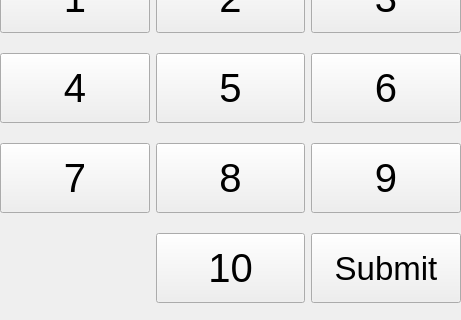
Above: umati/UmatiMathTaskView.ui from kheimerl/umati before the change; both pictures show x 0 to 461 and y 281 to 601 of the 461 by 601 pixel window. Below: the same form after it.
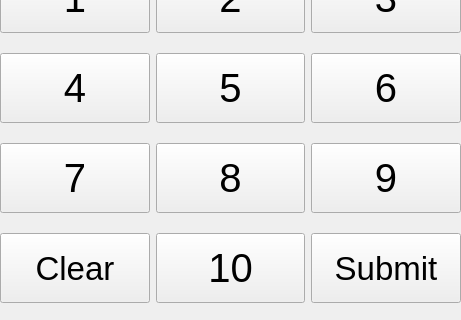
That is the form after the change.

The edit to the form file:
```diff
--- a/umati/UmatiMathTaskView.ui
+++ b/umati/UmatiMathTaskView.ui
@@ -246,6 +246,24 @@
       </property>
      </widget>
     </item>
+    <item row="3" column="0">
+     <widget class="QPushButton" name="pushButton_clear">
+      <property name="minimumSize">
+       <size>
+        <width>0</width>
+        <height>70</height>
+       </size>
+      </property>
+      <property name="font">
+       <font>
+        <pointsize>25</pointsize>
+       </font>
+      </property>
+      <property name="text">
+       <string>Clear</string>
+      </property>
+     </widget>
+    </item>
    </layout>
   </widget>
   <widget class="QLCDNumber" name="numberField">
```
Left out of the diff: 2 changed lines with no effect on the pictures.
